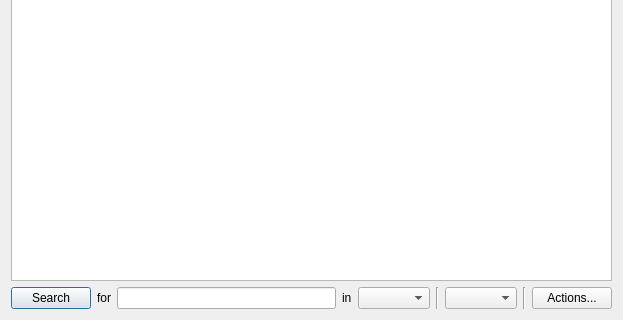
Qt form qgis/src/ui/BeataGui.ui (sourcepole/qgis) before a commit; both pictures show x 0 to 623 and y 250 to 570 of the 623 by 570 pixel window.
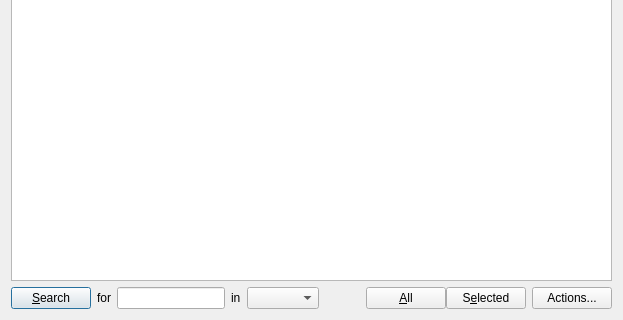
The same form after that commit. Custom widgets are drawn as their Qt base class.

Commit message: attribute table: docking available again, better switching between all/selected rows, fixed editing toggle

```diff
--- a/qgis/src/ui/BeataGui.ui
+++ b/qgis/src/ui/BeataGui.ui
@@ -21,7 +21,7 @@
      <item>
       <widget class="QPushButton" name="searchButton" >
        <property name="text" >
-        <string>Search</string>
+        <string>&amp;Search</string>
        </property>
       </widget>
      </item>
@@ -46,21 +46,53 @@
       <widget class="QComboBox" name="columnBox" />
      </item>
      <item>
-      <widget class="Line" name="line" >
+      <spacer>
        <property name="orientation" >
-        <enum>Qt::Vertical</enum>
+        <enum>Qt::Horizontal</enum>
        </property>
-      </widget>
+       <property name="sizeHint" >
+        <size>
+         <width>40</width>
+         <height>20</height>
+        </size>
+       </property>
+      </spacer>
      </item>
      <item>
-      <widget class="QComboBox" name="showBox" />
-     </item>
-     <item>
-      <widget class="Line" name="line_2" >
-       <property name="orientation" >
-        <enum>Qt::Vertical</enum>
+      <layout class="QHBoxLayout" >
+       <property name="spacing" >
+        <number>0</number>
        </property>
-      </widget>
+       <property name="leftMargin" >
+        <number>0</number>
+       </property>
+       <item>
+        <widget class="QPushButton" name="btnShowAll" >
+         <property name="focusPolicy" >
+          <enum>Qt::NoFocus</enum>
+         </property>
+         <property name="text" >
+          <string>&amp;All</string>
+         </property>
+         <property name="checkable" >
+          <bool>true</bool>
+         </property>
+        </widget>
+       </item>
+       <item>
+        <widget class="QPushButton" name="btnShowSelected" >
+         <property name="focusPolicy" >
+          <enum>Qt::NoFocus</enum>
+         </property>
+         <property name="text" >
+          <string>S&amp;elected</string>
+         </property>
+         <property name="checkable" >
+          <bool>true</bool>
+         </property>
+        </widget>
+       </item>
+      </layout>
      </item>
      <item>
       <widget class="QPushButton" name="actionsButton" >
```
Left out of the diff: 9 changed lines with no effect on the pictures. The commit also changes 2 other files.
